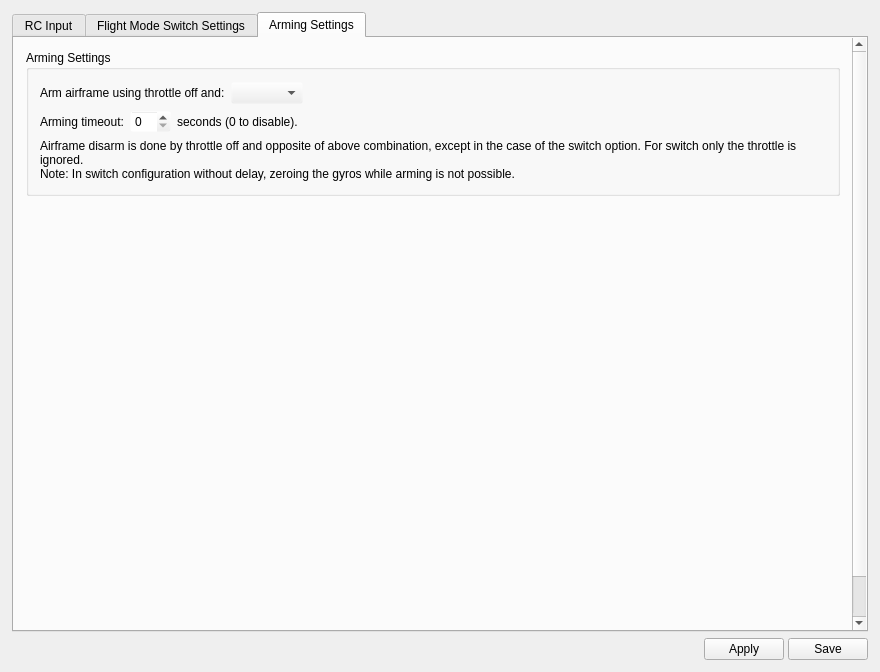
Qt form ground/gcs/src/plugins/config/input.ui (TauLabs/TauLabs) before a commit.
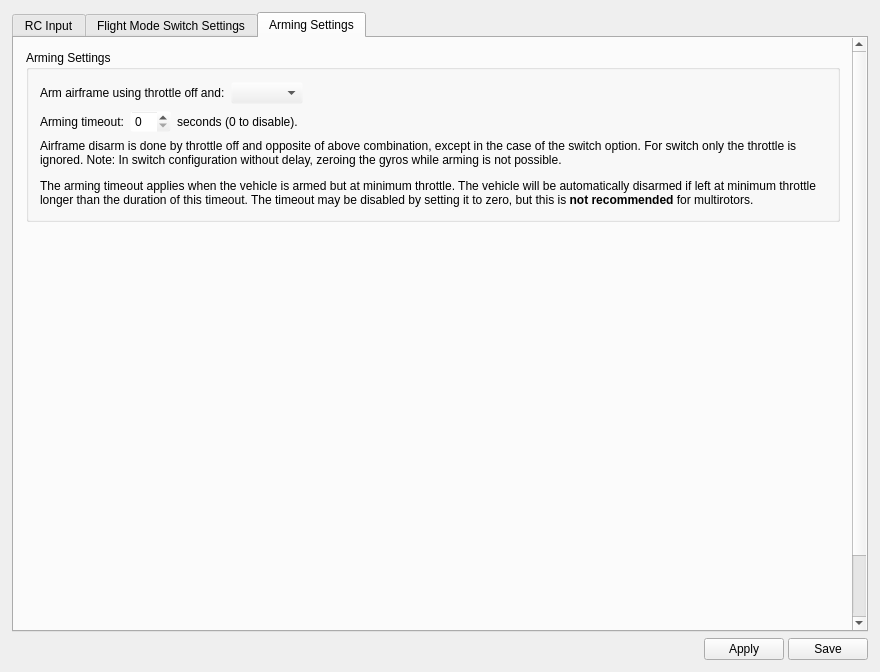
The same form after that commit. The open tabs and pages were chosen to show the change. Icons and pictures are not drawn.

Commit message: GCS:Config:Input: Add description of arming timeout

Diff of the .ui file:
```diff
--- a/ground/gcs/src/plugins/config/input.ui
+++ b/ground/gcs/src/plugins/config/input.ui
@@ -1427,8 +1427,7 @@
               <item>
                <widget class="QLabel" name="label_3">
                 <property name="text">
-                 <string>Airframe disarm is done by throttle off and opposite of above combination, except in the case of the switch option. For switch only the throttle is ignored.
-Note: In switch configuration without delay, zeroing the gyros while arming is not possible.</string>
+                 <string>&lt;html&gt;&lt;head/&gt;&lt;body&gt;&lt;p&gt;Airframe disarm is done by throttle off and opposite of above combination, except in the case of the switch option. For switch only the throttle is ignored. Note: In switch configuration without delay, zeroing the gyros while arming is not possible. &lt;/p&gt;&lt;p&gt;The arming timeout applies when the vehicle is armed but at minimum throttle. The vehicle will be automatically disarmed if left at minimum throttle longer than the duration of this timeout. The timeout may be disabled by setting it to zero, but this is &lt;span style=&quot; font-weight:600;&quot;&gt;not recommended&lt;/span&gt; for multirotors.&lt;/p&gt;&lt;/body&gt;&lt;/html&gt;</string>
                 </property>
                 <property name="wordWrap">
                  <bool>true</bool>
```
Left out of the diff: 3 changed lines with no effect on the pictures.
